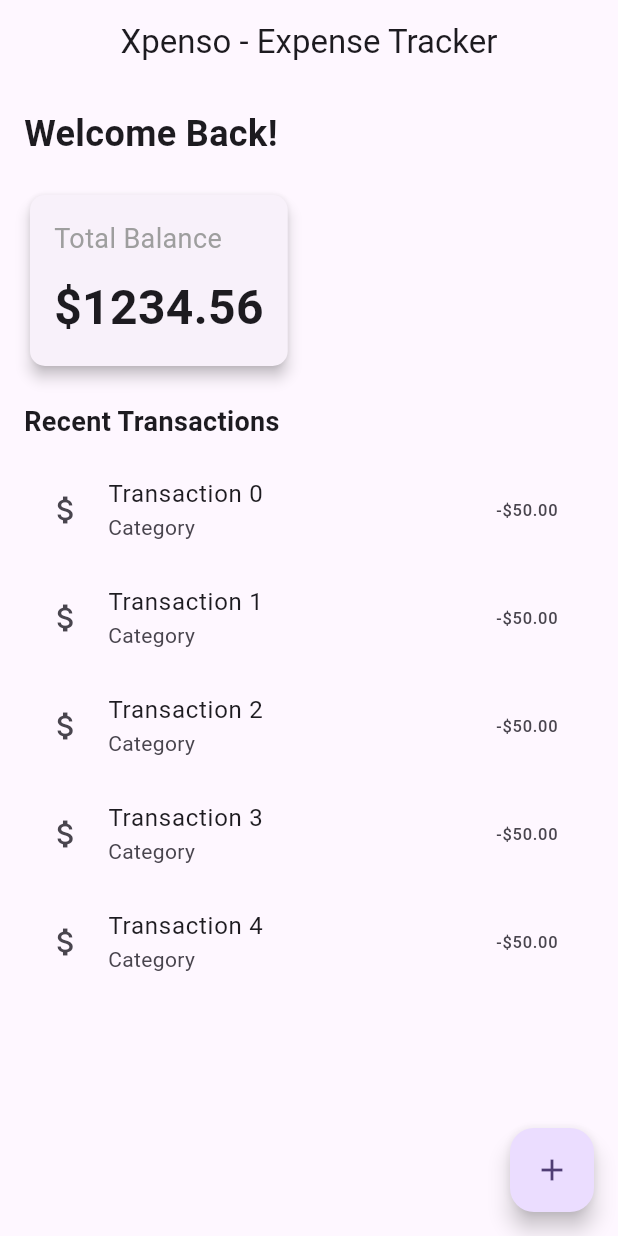
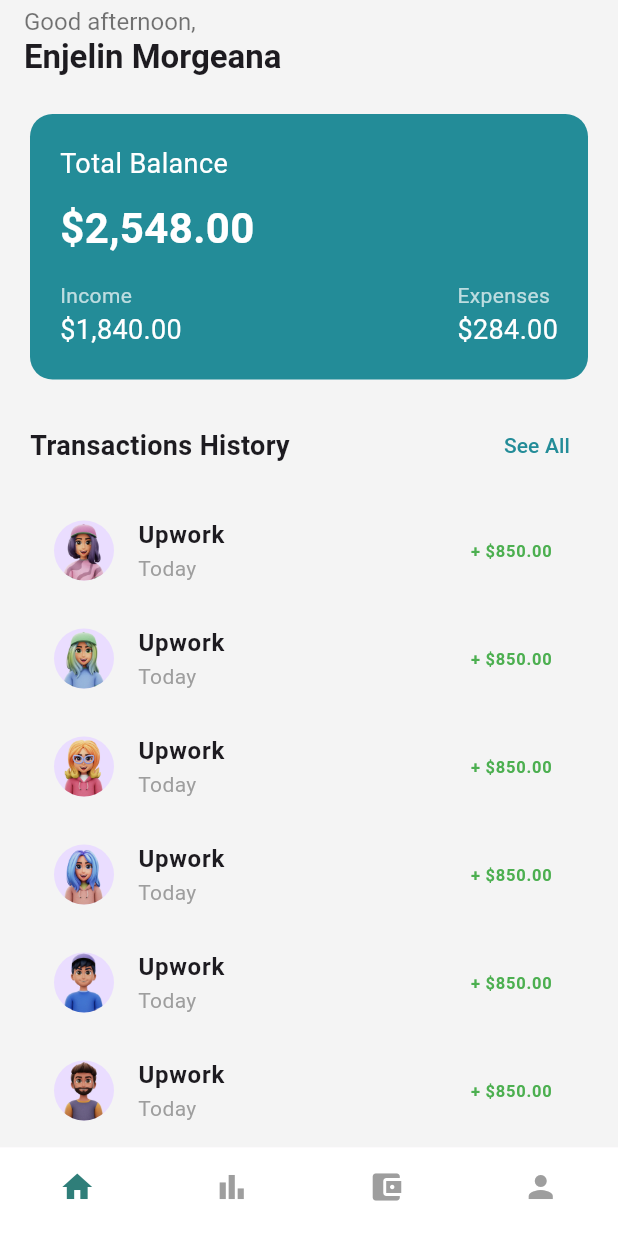
Before and after one commit to adhilfouzi/xpenso, a Flutter app: the screen it shows after launch, on a phone screen of 412 x 824 dp. Run offline on Flutter 3.47's test engine with Material 3 defaults, Android fonts, the phone set to English and light mode, and no system bars.

Commit message:
update primary color, add bottom navigation bar, and enhance home screen layout

```diff
--- a/lib/core/colors.dart
+++ b/lib/core/colors.dart
@@ -2,7 +2,7 @@ import 'package:flutter/material.dart';
 
 class MyColors {
   // Primary Colors
-  static const Color primary = Color(0xFF238C98);
+  static const Color primary = Color(0xFF2F7E79);
   static const Color secondary = Color(0xFF1E294D);
 
   // Light Theme Colors
--- /dev/null
+++ b/lib/core/images.dart
@@ -0,0 +1,11 @@
+class Images {
+  static List<String> profile = [
+    for (int i = 1; i <= 10; i++) "assets/profile/A$i.png"
+  ];
+
+  static const avatar = "assets/profile/A1.png";
+  static const menu = "assets/icons/menu.png";
+  static const arrow = "assets/icons/Arrow.png";
+  static const profileIcon = "assets/icons/profileIcon.png";
+  static const logo = "assets/logo.png";
+}
--- a/lib/main.dart
+++ b/lib/main.dart
@@ -1,6 +1,6 @@
 import 'package:flutter/material.dart';
 
-import 'ui/screens/home/home_screen.dart';
+import 'ui/screens/center/bottom_bar.dart';
 
 void main() {
   WidgetsFlutterBinding.ensureInitialized();
@@ -14,11 +14,9 @@ class MyApp extends StatelessWidget {
   @override
   Widget build(BuildContext context) {
     return MaterialApp(
-      theme: ThemeData(
-        colorScheme: ColorScheme.fromSeed(seedColor: Colors.deepPurple),
-        useMaterial3: true,
-      ),
-      home: const HomeScreen(),
+      debugShowCheckedModeBanner: false,
+      theme: ThemeData(useMaterial3: true),
+      home: const BottomBar(),
     );
   }
 }
--- /dev/null
+++ b/lib/ui/screens/center/bottom_bar.dart
@@ -0,0 +1,83 @@
+import 'package:flutter/material.dart';
+import '../../../core/colors.dart';
+import '../home/home_screen.dart';
+
+class BottomBar extends StatefulWidget {
+  const BottomBar({super.key});
+
+  @override
+  State<BottomBar> createState() => _BottomBarState();
+}
+
+class _BottomBarState extends State<BottomBar>
+    with SingleTickerProviderStateMixin {
+  late int _selectedIndex;
+  late AnimationController _controller;
+  late Animation<double> _animation;
+
+  static const List<Widget> _widgetOptions = <Widget>[
+    HomeScreen(),
+    HomeScreen(),
+    HomeScreen(),
+    HomeScreen(),
+  ];
+
+  @override
+  void initState() {
+    super.initState();
+    _selectedIndex = 0;
+    _controller = AnimationController(
+      duration: const Duration(milliseconds: 300),
+      vsync: this,
+    );
+    _animation = CurvedAnimation(
+      parent: _controller,
+      curve: Curves.easeInOut,
+    );
+    _controller.forward(from: 0.0); // Start the animation initially
+  }
+
+  void _onItemTapped(int index) {
+    setState(() {
+      _selectedIndex = index;
+      _controller.forward(from: 0.0);
+    });
+  }
+
+  @override
+  void dispose() {
+    _controller.dispose();
+    super.dispose();
+  }
+
+  @override
+  Widget build(BuildContext context) {
+    return Scaffold(
+      body: FadeTransition(
+        opacity: _animation,
+        child: _widgetOptions.elementAt(_selectedIndex),
+      ),
+      bottomNavigationBar: Container(
+        color: Colors.white,
+        child: BottomNavigationBar(
+          type: BottomNavigationBarType.fixed,
+          backgroundColor: Colors.transparent,
+          elevation: 0,
+          items: const <BottomNavigationBarItem>[
+            BottomNavigationBarItem(icon: Icon(Icons.home), label: ''),
+            BottomNavigationBarItem(icon: Icon(Icons.bar_chart), label: ''),
+            BottomNavigationBarItem(
+                icon: Icon(Icons.account_balance_wallet), label: ''),
+            BottomNavigationBarItem(icon: Icon(Icons.person), label: ''),
+          ],
+          currentIndex: _selectedIndex,
+          selectedItemColor: MyColors.primary,
+          unselectedItemColor: Colors.grey,
+          onTap: _onItemTapped,
+          showSelectedLabels: false,
+          showUnselectedLabels: false,
+        ),
+      ),
+    );
+  }
+}
--- a/lib/ui/screens/home/home_screen.dart
+++ b/lib/ui/screens/home/home_screen.dart
@@ -1,4 +1,6 @@
 import 'package:flutter/material.dart';
+
+import '../../../core/images.dart';
 
 class HomeScreen extends StatelessWidget {
   const HomeScreen({super.key});
@@ -6,71 +8,167 @@ class HomeScreen extends StatelessWidget {
   @override
   Widget build(BuildContext context) {
     return Scaffold(
-      appBar: AppBar(
-        title: Text('Xpenso - Expense Tracker'),
-        centerTitle: true,
+      backgroundColor: Color(0xFFF4F4F4),
+      appBar: HeaderWidget(),
+      body: Column(
+        children: [
+          const BalanceCardWidget(),
+          const Expanded(child: TransactionHistoryWidget()),
+        ],
       ),
-      body: Padding(
-        padding: const EdgeInsets.all(16.0),
+    );
+  }
+}
+
+class HeaderWidget extends StatelessWidget implements PreferredSizeWidget {
+  const HeaderWidget({super.key});
+
+  @override
+  Widget build(BuildContext context) {
+    return AppBar(
+      backgroundColor: Colors.transparent,
+      elevation: 0,
+      title: Column(
+        crossAxisAlignment: CrossAxisAlignment.start,
+        children: [
+          Text('Good afternoon,',
+              style: TextStyle(fontSize: 16, color: Colors.black54)),
+          Text('Enjelin Morgeana',
+              style: TextStyle(fontSize: 22, fontWeight: FontWeight.bold)),
+        ],
+      ),
+    );
+  }
+
+  @override
+  Size get preferredSize => Size.fromHeight(kToolbarHeight);
+}
+
+class BalanceCardWidget extends StatelessWidget {
+  const BalanceCardWidget({super.key});
+
+  @override
+  Widget build(BuildContext context) {
+    return Container(
+      margin: EdgeInsets.all(20),
+      padding: EdgeInsets.all(20),
+      decoration: BoxDecoration(
+        color: Color(0xFF238C98),
+        borderRadius: BorderRadius.circular(15),
+      ),
       child: Column(
         crossAxisAlignment: CrossAxisAlignment.start,
         children: [
-            Text(
-              'Welcome Back!',
-              style: TextStyle(fontSize: 24, fontWeight: FontWeight.bold),
-            ),
-            SizedBox(height: 20),
-            Card(
-              elevation: 4,
-              shape: RoundedRectangleBorder(
-                borderRadius: BorderRadius.circular(10),
-              ),
-              child: Padding(
-                padding: const EdgeInsets.all(16.0),
-                child: Column(
+          Text('Total Balance',
+              style: TextStyle(color: Colors.white, fontSize: 18)),
+          SizedBox(height: 10),
+          Text('\$2,548.00',
+              style: TextStyle(
+                  color: Colors.white,
+                  fontSize: 28,
+                  fontWeight: FontWeight.bold)),
+          SizedBox(height: 15),
+          Row(
+            mainAxisAlignment: MainAxisAlignment.spaceBetween,
+            children: [
+              Column(
                 crossAxisAlignment: CrossAxisAlignment.start,
                 children: [
-                    Text(
-                      'Total Balance',
-                      style: TextStyle(fontSize: 18, color: Colors.grey),
+                  Text('Income', style: TextStyle(color: Colors.white70)),
+                  Text('\$1,840.00',
+                      style: TextStyle(color: Colors.white, fontSize: 18)),
+                ],
               ),
-                    SizedBox(height: 10),
-                    Text(
-                      '\$1234.56',
-                      style:
-                          TextStyle(fontSize: 32, fontWeight: FontWeight.bold),
+              Column(
+                crossAxisAlignment: CrossAxisAlignment.start,
+                children: [
+                  Text('Expenses', style: TextStyle(color: Colors.white70)),
+                  Text('\$284.00',
+                      style: TextStyle(color: Colors.white, fontSize: 18)),
+                ],
+              ),
+            ],
+          ),
+        ],
+      ),
+    );
+  }
+}
+
+class TransactionHistoryWidget extends StatelessWidget {
+  const TransactionHistoryWidget({super.key});
+
+  @override
+  Widget build(BuildContext context) {
+    return Column(
+      crossAxisAlignment: CrossAxisAlignment.start,
+      children: [
+        Padding(
+          padding: EdgeInsets.symmetric(horizontal: 20),
+          child: Row(
+            mainAxisAlignment: MainAxisAlignment.spaceBetween,
+            children: [
+              Text('Transactions History',
+                  style: TextStyle(fontSize: 18, fontWeight: FontWeight.bold)),
+              TextButton(
+                onPressed: () {
+                  // Add your onPressed code here!
+                },
+                child:
+                    Text('See All', style: TextStyle(color: Color(0xFF238C98))),
               ),
             ],
           ),
         ),
-            ),
-            SizedBox(height: 20),
-            Text(
-              'Recent Transactions',
-              style: TextStyle(fontSize: 18, fontWeight: FontWeight.bold),
-            ),
         SizedBox(height: 10),
         Expanded(
           child: ListView.builder(
-                itemCount: 5,
+            padding: EdgeInsets.symmetric(horizontal: 20),
+            itemCount: 10,
             itemBuilder: (context, index) {
-                  return ListTile(
-                    leading: Icon(Icons.attach_money),
-                    title: Text('Transaction $index'),
-                    subtitle: Text('Category'),
-                    trailing: Text('-\$50.00'),
-                  );
+              return TransactionTileWidget(
+                  title: 'Upwork',
+                  subtitle: 'Today',
+                  amount: 850.00,
+                  isIncome: true,
+                  assetPath: Images.profile[index % 10]);
             },
           ),
         ),
       ],
+    );
+  }
+}
+
+class TransactionTileWidget extends StatelessWidget {
+  final String title;
+  final String subtitle;
+  final double amount;
+  final bool isIncome;
+  final String assetPath;
+
+  const TransactionTileWidget({
+    super.key,
+    required this.title,
+    required this.subtitle,
+    required this.amount,
+    required this.isIncome,
+    required this.assetPath,
+  });
+
+  @override
+  Widget build(BuildContext context) {
+    return ListTile(
+      leading: CircleAvatar(
+        backgroundImage: AssetImage(assetPath),
       ),
-      ),
-      floatingActionButton: FloatingActionButton(
-        onPressed: () {
-          // Add new transaction
-        },
-        child: Icon(Icons.add),
+      title: Text(title, style: TextStyle(fontWeight: FontWeight.bold)),
+      subtitle: Text(subtitle, style: TextStyle(color: Colors.grey)),
+      trailing: Text(
+        '${isIncome ? '+ ' : '- '}\$${amount.toStringAsFixed(2)}',
+        style: TextStyle(
+            fontWeight: FontWeight.bold,
+            color: isIncome ? Colors.green : Colors.red),
       ),
     );
   }
```
Lines whose indentation alone changed are shown as unchanged.
